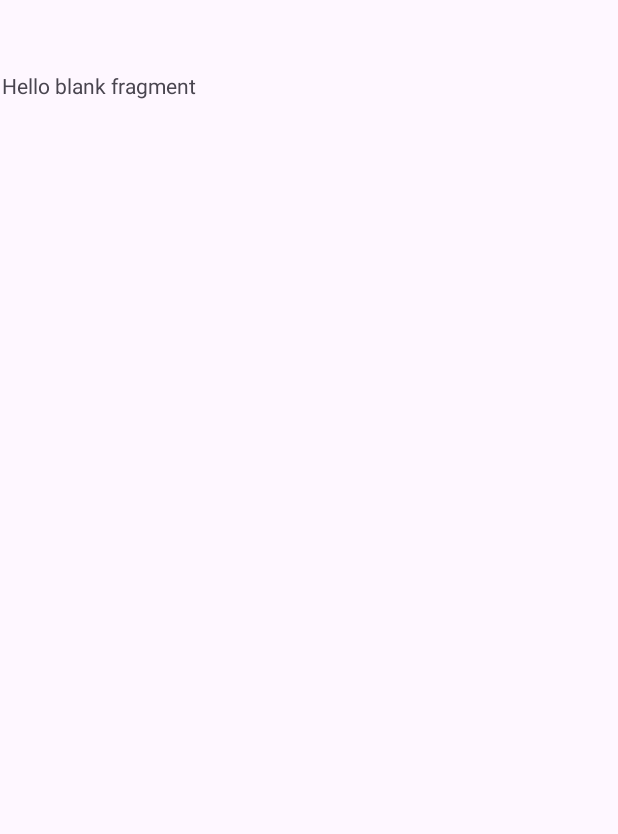
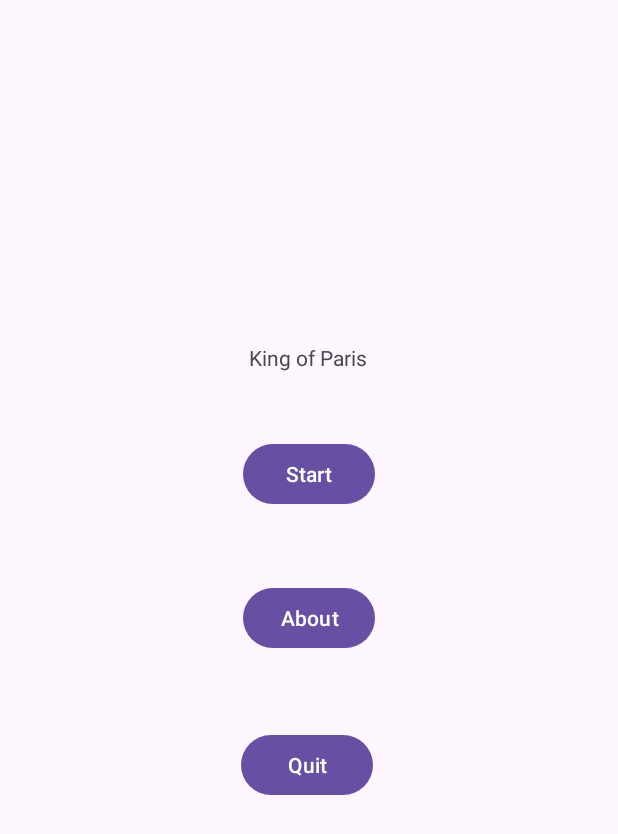
Before and after one commit to psykotch/Android_project, an Android app: the screen it shows after launch (MainActivity), on a phone screen of 412 x 824 dp. Before the commit the part shown is almost empty. Shown: the top 834 px of the screen. Run offline under Robolectric (Android 15) with nearby library versions, the phone set to English and light mode, and no system bars.

Commit message:
basic navigation from main page to about

```diff
--- a/app/build.gradle.kts
+++ b/app/build.gradle.kts
@@ -1,11 +1,12 @@
 plugins {
     id("com.android.application")
     id("org.jetbrains.kotlin.android")
+    id("androidx.navigation.safeargs.kotlin")
 }
 
 android {
     namespace = "fr.epita.androidproject"
-    compileSdk = 33
+    compileSdk = 34
 
     defaultConfig {
         applicationId = "fr.epita.androidproject"
@@ -37,6 +38,8 @@ android {
 
 dependencies {
 
+    implementation("androidx.navigation:navigation-fragment-ktx:2.7.2")
+    implementation("androidx.navigation:navigation-ui-ktx:2.7.2")
     implementation("androidx.core:core-ktx:1.9.0")
     implementation("androidx.appcompat:appcompat:1.6.1")
     implementation("com.google.android.material:material:1.9.0")
--- a/app/src/main/java/fr/epita/androidproject/fragments/AboutPage.kt
+++ b/app/src/main/java/fr/epita/androidproject/fragments/AboutPage.kt
@@ -5,12 +5,10 @@ import androidx.fragment.app.Fragment
 import android.view.LayoutInflater
 import android.view.View
 import android.view.ViewGroup
+import androidx.navigation.fragment.navArgs
 import fr.epita.androidproject.R
 
 class AboutPage : Fragment() {
-    // TODO: Rename and change types of parameters
-    private var param1: String? = null
-    private var param2: String? = null
 
     override fun onCreate(savedInstanceState: Bundle?) {
         super.onCreate(savedInstanceState)
@@ -26,4 +24,8 @@ class AboutPage : Fragment() {
         // Inflate the layout for this fragment
         return inflater.inflate(R.layout.fragment_about_page, container, false)
     }
+
+    override fun onViewCreated(view: View, savedInstanceState: Bundle?) {
+        super.onViewCreated(view, savedInstanceState)
+    }
 }
--- a/app/src/main/java/fr/epita/androidproject/fragments/MainPage.kt
+++ b/app/src/main/java/fr/epita/androidproject/fragments/MainPage.kt
@@ -5,6 +5,8 @@ import androidx.fragment.app.Fragment
 import android.view.LayoutInflater
 import android.view.View
 import android.view.ViewGroup
+import android.widget.Button
+import androidx.navigation.fragment.findNavController
 import fr.epita.androidproject.R
 
 class MainPage : Fragment() {
@@ -23,4 +25,17 @@ class MainPage : Fragment() {
         return inflater.inflate(R.layout.fragment_main_page, container, false)
     }
 
+    override fun onViewCreated(view: View, savedInstanceState: Bundle?) {
+        super.onViewCreated(view, savedInstanceState)
+
+        val aboutButton : Button = view.findViewById(R.id.aboutButton)
+        val selectPlayerButton : Button = view.findViewById(R.id.startButton)
+
+        aboutButton.setOnClickListener() {
+            findNavController().navigate(
+                MainPageDirections.actionMainPageToAboutPage()
+            )
+        }
+    }
+
 }
--- a/app/src/main/res/layout/fragment_main_page.xml
+++ b/app/src/main/res/layout/fragment_main_page.xml
@@ -1,14 +1,54 @@
 <?xml version="1.0" encoding="utf-8"?>
-<FrameLayout xmlns:android="http://schemas.android.com/apk/res/android"
+<androidx.constraintlayout.widget.ConstraintLayout xmlns:android="http://schemas.android.com/apk/res/android"
+    xmlns:app="http://schemas.android.com/apk/res-auto"
     xmlns:tools="http://schemas.android.com/tools"
+    android:id="@+id/frameLayout"
     android:layout_width="match_parent"
     android:layout_height="match_parent"
     tools:context=".fragments.MainPage">
 
-    <!-- TODO: Update blank fragment layout -->
     <TextView
-        android:layout_width="match_parent"
-        android:layout_height="match_parent"
-        android:text="@string/hello_blank_fragment" />
+        android:id="@+id/mainTitle"
+        android:layout_width="wrap_content"
+        android:layout_height="wrap_content"
+        android:text="King of Paris"
+        app:layout_constraintBottom_toBottomOf="parent"
+        app:layout_constraintEnd_toEndOf="parent"
+        app:layout_constraintHorizontal_bias="0.498"
+        app:layout_constraintStart_toStartOf="parent"
+        app:layout_constraintTop_toTopOf="parent"
+        app:layout_constraintVertical_bias="0.255" />
 
-</FrameLayout>
+    <Button
+        android:id="@+id/startButton"
+        android:layout_width="wrap_content"
+        android:layout_height="wrap_content"
+        android:layout_marginTop="44dp"
+        android:text="Start"
+        app:layout_constraintEnd_toEndOf="parent"
+        app:layout_constraintStart_toStartOf="parent"
+        app:layout_constraintTop_toBottomOf="@+id/mainTitle" />
+
+    <Button
+        android:id="@+id/aboutButton"
+        android:layout_width="wrap_content"
+        android:layout_height="wrap_content"
+        android:text="About"
+        app:layout_constraintBottom_toBottomOf="parent"
+        app:layout_constraintEnd_toEndOf="parent"
+        app:layout_constraintStart_toStartOf="parent"
+        app:layout_constraintTop_toBottomOf="@+id/startButton"
+        app:layout_constraintVertical_bias="0.123" />
+
+    <Button
+        android:id="@+id/quitButton"
+        android:layout_width="wrap_content"
+        android:layout_height="wrap_content"
+        android:text="Quit"
+        app:layout_constraintBottom_toBottomOf="parent"
+        app:layout_constraintEnd_toEndOf="parent"
+        app:layout_constraintHorizontal_bias="0.496"
+        app:layout_constraintStart_toStartOf="parent"
+        app:layout_constraintTop_toBottomOf="@+id/aboutButton"
+        app:layout_constraintVertical_bias="0.17" />
+</androidx.constraintlayout.widget.ConstraintLayout>
--- a/app/src/main/res/navigation/nav_graph.xml
+++ b/app/src/main/res/navigation/nav_graph.xml
@@ -9,5 +9,22 @@
         android:id="@+id/mainPage"
         android:name="fr.epita.androidproject.fragments.MainPage"
         android:label="fragment_main_page"
-        tools:layout="@layout/fragment_main_page" />
+        tools:layout="@layout/fragment_main_page" >
+        <action
+            android:id="@+id/action_mainPage_to_aboutPage"
+            app:destination="@id/aboutPage" />
+        <action
+            android:id="@+id/action_mainPage_to_selectPlayerPage"
+            app:destination="@id/selectPlayerPage" />
+    </fragment>
+    <fragment
+        android:id="@+id/aboutPage"
+        android:name="fr.epita.androidproject.fragments.AboutPage"
+        android:label="fragment_about_page"
+        tools:layout="@layout/fragment_about_page" />
+    <fragment
+        android:id="@+id/selectPlayerPage"
+        android:name="fr.epita.androidproject.fragments.SelectPlayerPage"
+        android:label="fragment_select_player_page"
+        tools:layout="@layout/fragment_select_player_page" />
 </navigation>
--- a/build.gradle.kts
+++ b/build.gradle.kts
@@ -1,4 +1,14 @@
 // Top-level build file where you can add configuration options common to all sub-projects/modules.
+
+buildscript {
+    repositories {
+        google()
+    }
+
+    dependencies {
+        classpath("androidx.navigation:navigation-safe-args-gradle-plugin:2.7.2")
+    }
+}
 plugins {
     id("com.android.application") version "8.1.1" apply false
     id("org.jetbrains.kotlin.android") version "1.9.0" apply false
```
